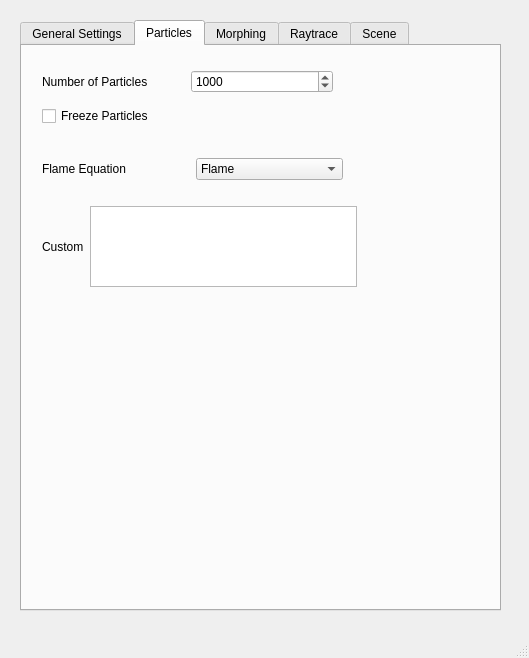
UMLComputerGraphics/GraphicsProject, file src/Qt/mainwindow.ui: the form before one commit.
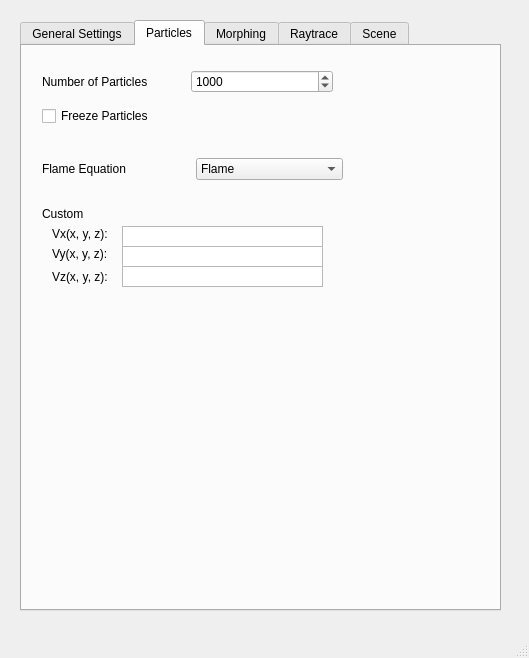
The form after the commit. The open tabs and pages were chosen to show the change.

Commit message: updating the userdefined vector field function from john s version. one more fix needed. Going to work on this with @MillCityRep

Diff of the .ui file:
```diff
--- a/src/Qt/mainwindow.ui
+++ b/src/Qt/mainwindow.ui
@@ -2,6 +2,9 @@
 <ui version="4.0">
  <class>MainWindow</class>
  <widget class="QMainWindow" name="MainWindow">
+  <property name="enabled">
+   <bool>true</bool>
+  </property>
   <property name="geometry">
    <rect>
     <x>0</x>
@@ -340,37 +343,132 @@
        </item>
       </layout>
      </widget>
-     <widget class="QWidget" name="layoutWidget">
+     <widget class="QLabel" name="customFunctionLabel">
       <property name="geometry">
        <rect>
         <x>20</x>
         <y>160</y>
-        <width>315</width>
-        <height>81</height>
+        <width>62</width>
+        <height>16</height>
        </rect>
       </property>
-      <layout class="QHBoxLayout" name="horizontalLayout_5">
-       <item>
-        <widget class="QLabel" name="customEquationLabel">
-         <property name="text">
-          <string>Custom</string>
-         </property>
-        </widget>
-       </item>
-       <item>
-        <widget class="QPlainTextEdit" name="customEquationTextInput">
-         <property name="enabled">
-          <bool>true</bool>
-         </property>
-         <property name="verticalScrollBarPolicy">
-          <enum>Qt::ScrollBarAlwaysOff</enum>
-         </property>
-         <property name="horizontalScrollBarPolicy">
-          <enum>Qt::ScrollBarAlwaysOff</enum>
-         </property>
-        </widget>
-       </item>
-      </layout>
+      <property name="text">
+       <string>Custom</string>
+      </property>
+     </widget>
+     <widget class="QLabel" name="VxLabel">
+      <property name="geometry">
+       <rect>
+        <x>30</x>
+        <y>180</y>
+        <width>71</width>
+        <height>16</height>
+       </rect>
+      </property>
+      <property name="text">
+       <string>Vx(x, y, z):</string>
+      </property>
+     </widget>
+     <widget class="QLabel" name="VyLabel">
+      <property name="geometry">
+       <rect>
+        <x>30</x>
+        <y>200</y>
+        <width>71</width>
+        <height>16</height>
+       </rect>
+      </property>
+      <property name="text">
+       <string>Vy(x, y, z):</string>
+      </property>
+     </widget>
+     <widget class="QLabel" name="VzLabel">
+      <property name="geometry">
+       <rect>
+        <x>30</x>
+        <y>221</y>
+        <width>71</width>
+        <height>20</height>
+       </rect>
+      </property>
+      <property name="text">
+       <string>Vz(x, y, z):</string>
+      </property>
+     </widget>
+     <widget class="QPlainTextEdit" name="vzTextInput">
+      <property name="geometry">
+       <rect>
+        <x>100</x>
+        <y>220</y>
+        <width>201</width>
+        <height>21</height>
+       </rect>
+      </property>
+      <property name="sizePolicy">
+       <sizepolicy hsizetype="Fixed" vsizetype="Fixed">
+        <horstretch>0</horstretch>
+        <verstretch>0</verstretch>
+       </sizepolicy>
+      </property>
+      <property name="verticalScrollBarPolicy">
+       <enum>Qt::ScrollBarAlwaysOff</enum>
+      </property>
+      <property name="horizontalScrollBarPolicy">
+       <enum>Qt::ScrollBarAlwaysOff</enum>
+      </property>
+      <property name="tabChangesFocus">
+       <bool>true</bool>
+      </property>
+     </widget>
+     <widget class="QPlainTextEdit" name="vyTextInput">
+      <property name="geometry">
+       <rect>
+        <x>100</x>
+        <y>200</y>
+        <width>201</width>
+        <height>21</height>
+       </rect>
+      </property>
+      <property name="sizePolicy">
+       <sizepolicy hsizetype="Fixed" vsizetype="Fixed">
+        <horstretch>0</horstretch>
+        <verstretch>0</verstretch>
+       </sizepolicy>
+      </property>
+      <property name="verticalScrollBarPolicy">
+       <enum>Qt::ScrollBarAlwaysOff</enum>
+      </property>
+      <property name="horizontalScrollBarPolicy">
+       <enum>Qt::ScrollBarAlwaysOff</enum>
+      </property>
+      <property name="tabChangesFocus">
+       <bool>true</bool>
+      </property>
+     </widget>
+     <widget class="QPlainTextEdit" name="vxTextInput">
+      <property name="geometry">
+       <rect>
+        <x>100</x>
+        <y>180</y>
+        <width>201</width>
+        <height>21</height>
+       </rect>
+      </property>
+      <property name="sizePolicy">
+       <sizepolicy hsizetype="Fixed" vsizetype="Fixed">
+        <horstretch>0</horstretch>
+        <verstretch>0</verstretch>
+       </sizepolicy>
+      </property>
+      <property name="verticalScrollBarPolicy">
+       <enum>Qt::ScrollBarAlwaysOff</enum>
+      </property>
+      <property name="horizontalScrollBarPolicy">
+       <enum>Qt::ScrollBarAlwaysOff</enum>
+      </property>
+      <property name="tabChangesFocus">
+       <bool>true</bool>
+      </property>
      </widget>
     </widget>
     <widget class="QWidget" name="morphingTab">
```
Left out of the diff: 2 changed lines with no effect on the pictures. The commit also changes 3 other files.
